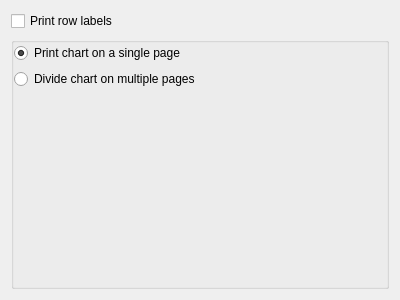
Before: the Qt Designer form src/libs/ui/gantt/kptganttprintingoptions.ui in KDE/calligraplan, drawn with Qt 5.
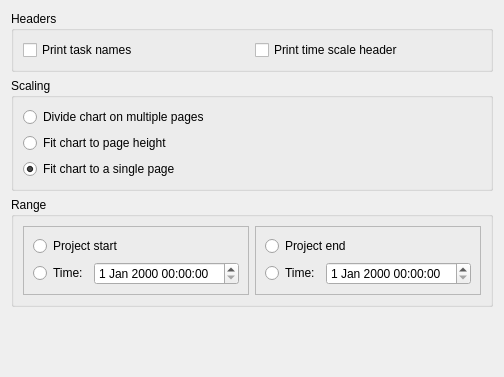
After: the same form once the commit is applied.

Commit message: Gantt printing: Fix Bug 430452 - Printing with row labels on multiple pages does not work well

```diff
--- a/src/libs/ui/gantt/kptganttprintingoptions.ui
+++ b/src/libs/ui/gantt/kptganttprintingoptions.ui
@@ -1,67 +1,159 @@
 <ui version="4.0" >
  <class>KPlato::GanttPrintingOptionsWidget</class>
- <widget class="QWidget" name="KPlato::GanttPrintingOptionsWidget" >
-  <property name="geometry" >
+ <widget class="QWidget" name="KPlato::GanttPrintingOptionsWidget">
+  <property name="geometry">
    <rect>
     <x>0</x>
     <y>0</y>
-    <width>400</width>
-    <height>300</height>
+    <width>486</width>
+    <height>377</height>
    </rect>
   </property>
-  <layout class="QVBoxLayout" name="verticalLayout" >
+  <layout class="QVBoxLayout" name="verticalLayout_2">
    <item>
-    <widget class="QCheckBox" name="ui_printRowLabels" >
-     <property name="text" >
-      <string>Print row labels</string>
+    <widget class="QGroupBox" name="groupBox_3">
+     <property name="title">
+      <string>Headers</string>
      </property>
+     <layout class="QHBoxLayout" name="horizontalLayout_3">
+      <item>
+       <widget class="QCheckBox" name="ui_printRowLabels">
+        <property name="text">
+         <string>Print task names</string>
+        </property>
+       </widget>
+      </item>
+      <item>
+       <widget class="QCheckBox" name="ui_printColumnLabels">
+        <property name="text">
+         <string>Print time scale header</string>
+        </property>
+       </widget>
+      </item>
+     </layout>
     </widget>
    </item>
    <item>
-    <widget class="QGroupBox" name="groupBox" >
-     <property name="title" >
-      <string/>
+    <widget class="QGroupBox" name="groupBox_2">
+     <property name="title">
+      <string>Scaling</string>
      </property>
-     <property name="flat" >
-      <bool>true</bool>
-     </property>
-     <layout class="QVBoxLayout" name="verticalLayout_2" >
-      <property name="margin" >
-       <number>0</number>
-      </property>
+     <layout class="QVBoxLayout" name="verticalLayout">
       <item>
-       <widget class="QRadioButton" name="ui_singlePage" >
-        <property name="text" >
-         <string>Print chart on a single page</string>
-        </property>
-        <property name="checked" >
-         <bool>true</bool>
-        </property>
-       </widget>
-      </item>
-      <item>
-       <widget class="QRadioButton" name="ui_multiplePages" >
-        <property name="text" >
+       <widget class="QRadioButton" name="ui_noFitting">
+        <property name="text">
          <string>Divide chart on multiple pages</string>
         </property>
        </widget>
       </item>
       <item>
-       <spacer name="verticalSpacer" >
-        <property name="orientation" >
-         <enum>Qt::Vertical</enum>
+       <widget class="QRadioButton" name="ui_fitVertical">
+        <property name="text">
+         <string>Fit chart to page height</string>
         </property>
-        <property name="sizeHint" stdset="0" >
-         <size>
-          <width>20</width>
-          <height>40</height>
-         </size>
+       </widget>
+      </item>
+      <item>
+       <widget class="QRadioButton" name="ui_fitSingle">
+        <property name="text">
+         <string>Fit chart to a single page</string>
         </property>
-       </spacer>
+        <property name="checked">
+         <bool>true</bool>
+        </property>
+       </widget>
       </item>
      </layout>
     </widget>
    </item>
+   <item>
+    <widget class="QGroupBox" name="groupBox_5">
+     <property name="title">
+      <string>Range</string>
+     </property>
+     <layout class="QHBoxLayout" name="horizontalLayout">
+      <item>
+       <widget class="QFrame" name="frame">
+        <property name="frameShape">
+         <enum>QFrame::StyledPanel</enum>
+        </property>
+        <property name="frameShadow">
+         <enum>QFrame::Raised</enum>
+        </property>
+        <layout class="QVBoxLayout" name="verticalLayout_4">
+         <item>
+          <widget class="QRadioButton" name="ui_projectStartBtn">
+           <property name="text">
+            <string>Project start</string>
+           </property>
+          </widget>
+         </item>
+         <item>
+          <layout class="QHBoxLayout" name="horizontalLayout_5">
+           <item>
+            <widget class="QRadioButton" name="ui_startTimeBtn">
+             <property name="text">
+              <string>Time:</string>
+             </property>
+            </widget>
+           </item>
+           <item>
+            <widget class="QDateTimeEdit" name="ui_startTime"/>
+           </item>
+          </layout>
+         </item>
+        </layout>
+       </widget>
+      </item>
+      <item>
+       <widget class="QFrame" name="frame_2">
+        <property name="frameShape">
+         <enum>QFrame::StyledPanel</enum>
+        </property>
+        <property name="frameShadow">
+         <enum>QFrame::Raised</enum>
+        </property>
+        <layout class="QVBoxLayout" name="verticalLayout_5">
+         <item>
+          <widget class="QRadioButton" name="ui_projectEndBtn">
+           <property name="text">
+            <string>Project end</string>
+           </property>
+          </widget>
+         </item>
+         <item>
+          <layout class="QHBoxLayout" name="horizontalLayout_6">
+           <item>
+            <widget class="QRadioButton" name="ui_endTimeBtn">
+             <property name="text">
+              <string>Time:</string>
+             </property>
+            </widget>
+           </item>
+           <item>
+            <widget class="QDateTimeEdit" name="ui_endTime"/>
+           </item>
+          </layout>
+         </item>
+        </layout>
+       </widget>
+      </item>
+     </layout>
+    </widget>
+   </item>
+   <item>
+    <spacer name="verticalSpacer">
+     <property name="orientation">
+      <enum>Qt::Vertical</enum>
+     </property>
+     <property name="sizeHint" stdset="0">
+      <size>
+       <width>20</width>
+       <height>40</height>
+      </size>
+     </property>
+    </spacer>
+   </item>
   </layout>
  </widget>
  <resources/>
```
Left out of the diff: 3 changed lines with no effect on the pictures. The commit also changes 2 other files.
